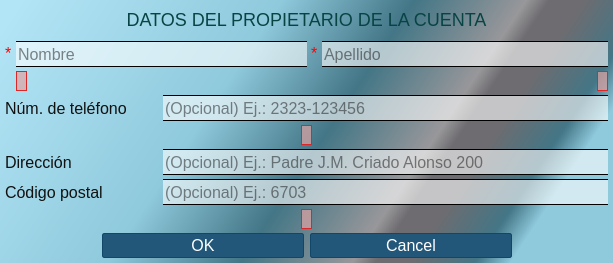
Qt form ui/debtorDataDialog.ui (Bruno-Heit/programa-forrajeria) before a commit.
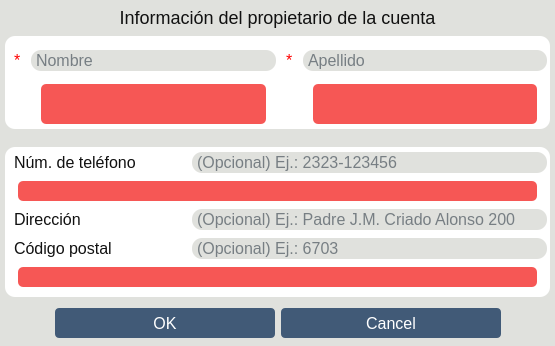
The same form after that commit.

Commit message: REDESIGNED DebtorDataDialog

The edit to the form file:
```diff
--- a/ui/debtorDataDialog.ui
+++ b/ui/debtorDataDialog.ui
@@ -6,14 +6,26 @@
    <rect>
     <x>0</x>
     <y>0</y>
-    <width>613</width>
-    <height>263</height>
+    <width>555</width>
+    <height>346</height>
    </rect>
   </property>
+  <property name="sizePolicy">
+   <sizepolicy hsizetype="Fixed" vsizetype="MinimumExpanding">
+    <horstretch>0</horstretch>
+    <verstretch>0</verstretch>
+   </sizepolicy>
+  </property>
   <property name="minimumSize">
    <size>
-    <width>613</width>
-    <height>263</height>
+    <width>555</width>
+    <height>320</height>
+   </size>
+  </property>
+  <property name="maximumSize">
+   <size>
+    <width>556</width>
+    <height>10000</height>
    </size>
   </property>
   <property name="windowTitle">
@@ -22,8 +34,8 @@
   <property name="styleSheet">
    <string notr="true">* {
 	color: #111;
-	border-color: #7f7e0b;
-	font-family: &quot;Tahoma&quot;, &quot;Verdana&quot;, &quot;Sans-Serif&quot;;
+	border-color: #0b7e7f;
+	font-family: &quot;Futura&quot;, &quot;Verdana&quot;, &quot;Sans-Serif&quot;;
 	font-size: 16px;
 }
 
@@ -34,26 +46,53 @@
 
 
 QDialog {
-	background-color: qlineargradient(spread:pad, x1:0, y1:0.124364, x2:1, y2:0.409182, stop:0 rgba(178, 229, 246, 255), stop:0.393082 rgba(143, 201, 220, 255), stop:0.59306 rgba(67, 118, 134, 255), stop:0.761006 rgba(152, 151, 154, 255), stop:0.795597 rgba(110, 108, 112, 255), stop:0.845912 rgba(110, 108, 112, 255), stop:0.946372 rgba(67, 118, 134, 255), stop:1 rgba(143, 201, 220, 255));
+	background-color: #e0e1dd;
 }
 
 
+#mandatory_data,
+#additional_data {
+	background-color: #fff;
+	border-radius: 10px;
+}
+
+
+#mandatory_data {
+	margin-bottom: 10px;
+}
+
+
+/* labels */
+QLabel {
+	padding-right: 2px;
+	padding-left: 2px;
+}
+
 #label_debtorName_feedback,
 #label_debtorSurname_feedback,
 #label_phoneNumber_feedback,
 #label_postalCode_feedback {
-	color: #dc2627;
-	border: 1px solid #dc2627;
-	background-color: rgba(224,164,164,0.7);
+	background-color: #F65755;
+	color: #fff;
+	border-radius: 5px;
+	margin: 0px 10px;
 }
 
+#label_debtor_header {
+	font-family: &quot;Arial&quot;, &quot;Calibri&quot;, &quot;Sans-Serif&quot;;
+	font-size: 18px;
+	font-weight: 600px;
+}
 
+
+/* lineedits */
 QLineEdit {
-	background-color: rgba(255, 255, 255, 0.6);
+	background-color: #e0e1dd;
+	color: #0d1b2a;
 	border: none;
-	border-top: 1px solid;
-	border-bottom: 1px solid;
-	height: 24px;
+	border-radius: 10px;
+	padding-left: 3px;
+	padding-right: 3px;
 }
 QLineEdit:focus {
 	background-color: rgba(176, 214, 245, 0.6);
@@ -66,19 +105,19 @@
 #lineEdit_direction:disabled,
 #lineEdit_phoneNumber:disabled,
 #lineEdit_postalCode:disabled {
-	background-color: rgba(204, 204, 204, 0.6);
-	color: #888;
+	background-color: #e0e1dd;
+	color: #0d1b2a;
 }
 
 
+/* pushbuttons */
 QPushButton {
-	font-size: 16px;
-	background-color: #22577a;
+	background-color: #415a77;
 	color: #fff;
-	border: 1px solid #12476a;
-	border-radius: 2px;
-	min-width: 200px;
-	min-height: 23px;
+	border: none;
+	border-radius: 4px;
+	width: 220px;
+	height: 30px;
 }
 QPushButton:hover,
 QPushButton:pressed {
@@ -99,7 +138,7 @@
     <number>5</number>
    </property>
    <property name="topMargin">
-    <number>10</number>
+    <number>0</number>
    </property>
    <property name="rightMargin">
     <number>5</number>
@@ -109,90 +148,108 @@
    </property>
    <item>
     <widget class="QFrame" name="debtor_data">
+     <property name="sizePolicy">
+      <sizepolicy hsizetype="MinimumExpanding" vsizetype="Fixed">
+       <horstretch>0</horstretch>
+       <verstretch>0</verstretch>
+      </sizepolicy>
+     </property>
+     <property name="minimumSize">
+      <size>
+       <width>0</width>
+       <height>281</height>
+      </size>
+     </property>
+     <property name="maximumSize">
+      <size>
+       <width>16777215</width>
+       <height>300</height>
+      </size>
+     </property>
      <property name="frameShape">
       <enum>QFrame::Shape::NoFrame</enum>
      </property>
      <property name="frameShadow">
       <enum>QFrame::Shadow::Raised</enum>
      </property>
-     <layout class="QGridLayout" name="debtor_data_GridLayout" columnstretch="0,1,1,0,2">
+     <layout class="QVBoxLayout" name="verticalLayout_2">
+      <property name="spacing">
+       <number>8</number>
+      </property>
       <property name="leftMargin">
        <number>0</number>
       </property>
       <property name="topMargin">
-       <number>0</number>
+       <number>5</number>
       </property>
       <property name="rightMargin">
        <number>0</number>
       </property>
       <property name="bottomMargin">
-       <number>0</number>
+       <number>5</number>
       </property>
-      <property name="spacing">
-       <number>4</number>
-      </property>
-      <item row="6" column="2" colspan="3">
-       <widget class="QLineEdit" name="lineEdit_direction">
-        <property name="toolTip">
-         <string notr="true">&lt;html&gt;&lt;head/&gt;&lt;body&gt;&lt;p&gt;&lt;span style=&quot; font-size:12pt;&quot;&gt;(Opcional) dirección del propietario.&lt;/span&gt;&lt;/p&gt;&lt;/body&gt;&lt;/html&gt;</string>
-        </property>
-        <property name="inputMask">
+      <item>
+       <widget class="QLabel" name="label_debtor_header">
+        <property name="sizePolicy">
+         <sizepolicy hsizetype="Preferred" vsizetype="Fixed">
+          <horstretch>0</horstretch>
+          <verstretch>0</verstretch>
+         </sizepolicy>
+        </property>
+        <property name="styleSheet">
          <string notr="true"/>
         </property>
         <property name="text">
-         <string notr="true"/>
+         <string notr="true">Información del propietario de la cuenta</string>
         </property>
-        <property name="placeholderText">
-         <string notr="true">(Opcional) Ej.: Padre J.M. Criado Alonso 200</string>
-        </property>
-        <property name="clearButtonEnabled">
-         <bool>true</bool>
-        </property>
-       </widget>
-      </item>
-      <item row="3" column="0" colspan="2">
-       <widget class="QLabel" name="label_phoneNumber">
-        <property name="text">
-         <string>Núm. de teléfono</string>
-        </property>
-       </widget>
-      </item>
-      <item row="7" column="2" colspan="3">
-       <widget class="QLineEdit" name="lineEdit_postalCode">
-        <property name="toolTip">
-         <string notr="true">&lt;html&gt;&lt;head/&gt;&lt;body&gt;&lt;p&gt;&lt;span style=&quot; font-size:12pt;&quot;&gt;(Opcional) código postal del propietario.&lt;/span&gt;&lt;/p&gt;&lt;p&gt;&lt;span style=&quot; font-size:12pt; font-weight:600; text-decoration: underline;&quot;&gt;NOTA:&lt;/span&gt;&lt;span style=&quot; font-size:12pt;&quot;&gt; por conveniencia sólo admite códigos postales de Argentina.&lt;/span&gt;&lt;/p&gt;&lt;/body&gt;&lt;/html&gt;</string>
-        </property>
-        <property name="inputMask">
-         <string notr="true"/>
-        </property>
-        <property name="text">
-         <string notr="true"/>
-        </property>
-        <property name="placeholderText">
-         <string notr="true">(Opcional) Ej.: 6703</string>
-        </property>
-        <property name="clearButtonEnabled">
-         <bool>true</bool>
-        </property>
-       </widget>
-      </item>
-      <item row="2" column="4" alignment="Qt::AlignmentFlag::AlignRight|Qt::AlignmentFlag::AlignTop">
-       <widget class="QLabel" name="label_debtorSurname_feedback">
-        <property name="text">
-         <string notr="true"/>
+        <property name="textFormat">
+         <enum>Qt::TextFormat::PlainText</enum>
         </property>
         <property name="alignment">
          <set>Qt::AlignmentFlag::AlignCenter</set>
         </property>
-        <property name="wordWrap">
-         <bool>false</bool>
-        </property>
         <property name="textInteractionFlags">
          <set>Qt::TextInteractionFlag::NoTextInteraction</set>
         </property>
        </widget>
       </item>
-      <item row="1" column="1" colspan="2">
+      <item>
+       <widget class="QWidget" name="mandatory_data" native="true">
+        <property name="sizePolicy">
+         <sizepolicy hsizetype="MinimumExpanding" vsizetype="Fixed">
+          <horstretch>0</horstretch>
+          <verstretch>0</verstretch>
+         </sizepolicy>
+        </property>
+        <property name="minimumSize">
+         <size>
+          <width>0</width>
+          <height>80</height>
+         </size>
+        </property>
+        <property name="maximumSize">
+         <size>
+          <width>10000</width>
+          <height>104</height>
+         </size>
+        </property>
+        <layout class="QGridLayout" name="gridLayout" rowstretch="0,0" columnstretch="0,1,0,1">
+         <property name="leftMargin">
+          <number>3</number>
+         </property>
+         <property name="topMargin">
+          <number>5</number>
+         </property>
+         <property name="rightMargin">
+          <number>3</number>
+         </property>
+         <property name="bottomMargin">
+          <number>5</number>
+         </property>
+         <property name="spacing">
+          <number>4</number>
+         </property>
+         <item row="0" column="1">
        <widget class="QLineEdit" name="lineEdit_debtorName">
         <property name="toolTip">
          <string notr="true">&lt;html&gt;&lt;head/&gt;&lt;body&gt;&lt;p&gt;&lt;span style=&quot; font-size:12pt;&quot;&gt;El nombre del propietario.&lt;/span&gt;&lt;/p&gt;&lt;/body&gt;&lt;/html&gt;</string>
@@ -211,81 +268,7 @@
         </property>
        </widget>
       </item>
-      <item row="4" column="0" colspan="5" alignment="Qt::AlignmentFlag::AlignHCenter|Qt::AlignmentFlag::AlignTop">
-       <widget class="QLabel" name="label_phoneNumber_feedback">
-        <property name="text">
-         <string notr="true"/>
-        </property>
-        <property name="alignment">
-         <set>Qt::AlignmentFlag::AlignCenter</set>
-        </property>
-        <property name="wordWrap">
-         <bool>false</bool>
-        </property>
-        <property name="textInteractionFlags">
-         <set>Qt::TextInteractionFlag::NoTextInteraction</set>
-        </property>
-       </widget>
-      </item>
-      <item row="1" column="3">
-       <widget class="QLabel" name="label_surnameMark">
-        <property name="toolTip">
-         <string notr="true"/>
-        </property>
-        <property name="text">
-         <string notr="true">&lt;html&gt;&lt;head/&gt;&lt;body&gt;&lt;p&gt;&lt;span style=&quot; color:#ff0000;&quot;&gt;*&lt;/span&gt;&lt;/p&gt;&lt;/body&gt;&lt;/html&gt;</string>
-        </property>
-       </widget>
-      </item>
-      <item row="7" column="0" colspan="2">
-       <widget class="QLabel" name="label_postalCode">
-        <property name="text">
-         <string>Código postal</string>
-        </property>
-       </widget>
-      </item>
-      <item row="0" column="0" colspan="5">
-       <widget class="QLabel" name="label_debtorInfo">
-        <property name="sizePolicy">
-         <sizepolicy hsizetype="Preferred" vsizetype="Fixed">
-          <horstretch>0</horstretch>
-          <verstretch>0</verstretch>
-         </sizepolicy>
-        </property>
-        <property name="styleSheet">
-         <string notr="true">font-size: 18px;
-color: rgb(8, 68, 68);
-margin-left: 30px;
-margin-right: 30px;
-margin-bottom: 7px;
-border-bottom: 1px solid;
-border-color: rgb(11, 126, 127);</string>
-        </property>
-        <property name="text">
-         <string notr="true">DATOS DEL PROPIETARIO DE LA CUENTA</string>
-        </property>
-        <property name="textFormat">
-         <enum>Qt::TextFormat::PlainText</enum>
-        </property>
-        <property name="alignment">
-         <set>Qt::AlignmentFlag::AlignCenter</set>
-        </property>
-        <property name="textInteractionFlags">
-         <set>Qt::TextInteractionFlag::NoTextInteraction</set>
-        </property>
-       </widget>
-      </item>
-      <item row="1" column="0">
-       <widget class="QLabel" name="label_nameMark">
-        <property name="toolTip">
-         <string notr="true"/>
-        </property>
-        <property name="text">
-         <string notr="true">&lt;html&gt;&lt;head/&gt;&lt;body&gt;&lt;p&gt;&lt;span style=&quot; color:#ff0000;&quot;&gt;*&lt;/span&gt;&lt;/p&gt;&lt;/body&gt;&lt;/html&gt;</string>
-        </property>
-       </widget>
-      </item>
-      <item row="1" column="4">
+         <item row="0" column="3">
        <widget class="QLineEdit" name="lineEdit_debtorSurname">
         <property name="toolTip">
          <string notr="true">&lt;html&gt;&lt;head/&gt;&lt;body&gt;&lt;p&gt;&lt;span style=&quot; font-size:12pt;&quot;&gt;El apellido del propietario.&lt;/span&gt;&lt;/p&gt;&lt;/body&gt;&lt;/html&gt;</string>
@@ -304,15 +287,86 @@
         </property>
        </widget>
       </item>
-      <item row="6" column="0" colspan="2">
-       <widget class="QLabel" name="label_direction">
+         <item row="0" column="0">
+          <widget class="QLabel" name="label_nameMark">
+           <property name="toolTip">
+            <string notr="true"/>
+           </property>
         <property name="text">
-         <string>Dirección</string>
+            <string notr="true">&lt;html&gt;&lt;head/&gt;&lt;body&gt;&lt;p&gt;&lt;span style=&quot; color:#ff0000;&quot;&gt;*&lt;/span&gt;&lt;/p&gt;&lt;/body&gt;&lt;/html&gt;</string>
         </property>
        </widget>
       </item>
-      <item row="2" column="1" colspan="2" alignment="Qt::AlignmentFlag::AlignLeft|Qt::AlignmentFlag::AlignTop">
+         <item row="0" column="2">
+          <widget class="QLabel" name="label_surnameMark">
+           <property name="toolTip">
+            <string notr="true"/>
+           </property>
+           <property name="text">
+            <string notr="true">&lt;html&gt;&lt;head/&gt;&lt;body&gt;&lt;p&gt;&lt;span style=&quot; color:#ff0000;&quot;&gt;*&lt;/span&gt;&lt;/p&gt;&lt;/body&gt;&lt;/html&gt;</string>
+           </property>
+          </widget>
+         </item>
+         <item row="1" column="3">
+          <widget class="QLabel" name="label_debtorSurname_feedback">
+           <property name="enabled">
+            <bool>true</bool>
+           </property>
+           <property name="sizePolicy">
+            <sizepolicy hsizetype="MinimumExpanding" vsizetype="Preferred">
+             <horstretch>0</horstretch>
+             <verstretch>0</verstretch>
+            </sizepolicy>
+           </property>
+           <property name="minimumSize">
+            <size>
+             <width>0</width>
+             <height>20</height>
+            </size>
+           </property>
+           <property name="maximumSize">
+            <size>
+             <width>16777215</width>
+             <height>40</height>
+            </size>
+           </property>
+           <property name="text">
+            <string notr="true"/>
+           </property>
+           <property name="alignment">
+            <set>Qt::AlignmentFlag::AlignCenter</set>
+           </property>
+           <property name="wordWrap">
+            <bool>true</bool>
+           </property>
+           <property name="textInteractionFlags">
+            <set>Qt::TextInteractionFlag::NoTextInteraction</set>
+           </property>
+          </widget>
+         </item>
+         <item row="1" column="1">
        <widget class="QLabel" name="label_debtorName_feedback">
+           <property name="enabled">
+            <bool>true</bool>
+           </property>
+           <property name="sizePolicy">
+            <sizepolicy hsizetype="MinimumExpanding" vsizetype="Preferred">
+             <horstretch>0</horstretch>
+             <verstretch>0</verstretch>
+            </sizepolicy>
+           </property>
+           <property name="minimumSize">
+            <size>
+             <width>0</width>
+             <height>20</height>
+            </size>
+           </property>
+           <property name="maximumSize">
+            <size>
+             <width>16777215</width>
+             <height>40</height>
+            </size>
+           </property>
         <property name="text">
          <string notr="true"/>
         </property>
@@ -323,14 +377,63 @@
          <set>Qt::AlignmentFlag::AlignCenter</set>
         </property>
         <property name="wordWrap">
-         <bool>false</bool>
+            <bool>true</bool>
         </property>
         <property name="textInteractionFlags">
          <set>Qt::TextInteractionFlag::NoTextInteraction</set>
         </property>
        </widget>
       </item>
-      <item row="3" column="2" colspan="3">
+        </layout>
+       </widget>
+      </item>
+      <item>
+       <widget class="QWidget" name="additional_data" native="true">
+        <property name="sizePolicy">
+         <sizepolicy hsizetype="Preferred" vsizetype="Fixed">
+          <horstretch>0</horstretch>
+          <verstretch>0</verstretch>
+         </sizepolicy>
+        </property>
+        <property name="minimumSize">
+         <size>
+          <width>0</width>
+          <height>150</height>
+         </size>
+        </property>
+        <property name="maximumSize">
+         <size>
+          <width>16777215</width>
+          <height>150</height>
+         </size>
+        </property>
+        <layout class="QGridLayout" name="gridLayout_2" columnstretch="1,2">
+         <property name="leftMargin">
+          <number>3</number>
+         </property>
+         <property name="topMargin">
+          <number>5</number>
+         </property>
+         <property name="rightMargin">
+          <number>3</number>
+         </property>
+         <property name="bottomMargin">
+          <number>5</number>
+         </property>
+         <property name="horizontalSpacing">
+          <number>6</number>
+         </property>
+         <property name="verticalSpacing">
+          <number>8</number>
+         </property>
+         <item row="0" column="0">
+          <widget class="QLabel" name="label_phoneNumber">
+           <property name="text">
+            <string>Núm. de teléfono</string>
+           </property>
+          </widget>
+         </item>
+         <item row="0" column="1">
        <widget class="QLineEdit" name="lineEdit_phoneNumber">
         <property name="toolTip">
          <string notr="true">&lt;html&gt;&lt;head/&gt;&lt;body&gt;&lt;p&gt;&lt;span style=&quot; font-size:12pt;&quot;&gt;(Opcional) número de teléfono del propietario.&lt;/span&gt;&lt;/p&gt;&lt;/body&gt;&lt;/html&gt;</string>
@@ -355,8 +458,69 @@
         </property>
        </widget>
       </item>
-      <item row="8" column="0" colspan="5" alignment="Qt::AlignmentFlag::AlignHCenter|Qt::AlignmentFlag::AlignTop">
+         <item row="2" column="0">
+          <widget class="QLabel" name="label_direction">
+           <property name="text">
+            <string>Dirección</string>
+           </property>
+          </widget>
+         </item>
+         <item row="2" column="1">
+          <widget class="QLineEdit" name="lineEdit_direction">
+           <property name="toolTip">
+            <string notr="true">&lt;html&gt;&lt;head/&gt;&lt;body&gt;&lt;p&gt;&lt;span style=&quot; font-size:12pt;&quot;&gt;(Opcional) dirección del propietario.&lt;/span&gt;&lt;/p&gt;&lt;/body&gt;&lt;/html&gt;</string>
+           </property>
+           <property name="inputMask">
+            <string notr="true"/>
+           </property>
+           <property name="text">
+            <string notr="true"/>
+           </property>
+           <property name="placeholderText">
+            <string notr="true">(Opcional) Ej.: Padre J.M. Criado Alonso 200</string>
+           </property>
+           <property name="clearButtonEnabled">
+            <bool>true</bool>
+           </property>
+          </widget>
+         </item>
+         <item row="3" column="0">
+          <widget class="QLabel" name="label_postalCode">
+           <property name="text">
+            <string>Código postal</string>
+           </property>
+          </widget>
+         </item>
+         <item row="3" column="1">
+          <widget class="QLineEdit" name="lineEdit_postalCode">
+           <property name="toolTip">
+            <string notr="true">&lt;html&gt;&lt;head/&gt;&lt;body&gt;&lt;p&gt;&lt;span style=&quot; font-size:12pt;&quot;&gt;(Opcional) código postal del propietario.&lt;/span&gt;&lt;/p&gt;&lt;p&gt;&lt;span style=&quot; font-size:12pt; font-weight:600; text-decoration: underline;&quot;&gt;NOTA:&lt;/span&gt;&lt;span style=&quot; font-size:12pt;&quot;&gt; por conveniencia sólo admite códigos postales de Argentina.&lt;/span&gt;&lt;/p&gt;&lt;/body&gt;&lt;/html&gt;</string>
+           </property>
+           <property name="inputMask">
+            <string notr="true"/>
+           </property>
+           <property name="text">
+            <string notr="true"/>
+           </property>
+           <property name="placeholderText">
+            <string notr="true">(Opcional) Ej.: 6703</string>
+           </property>
+           <property name="clearButtonEnabled">
+            <bool>true</bool>
+           </property>
+          </widget>
+         </item>
+         <item row="4" column="0" colspan="2">
        <widget class="QLabel" name="label_postalCode_feedback">
+           <property name="enabled">
+            <bool>true</bool>
+           </property>
+           <property name="maximumSize">
+            <size>
+             <width>16777215</width>
+             <height>20</height>
+            </size>
+           </property>
         <property name="text">
          <string notr="true"/>
         </property>
@@ -369,6 +533,34 @@
         <property name="textInteractionFlags">
          <set>Qt::TextInteractionFlag::NoTextInteraction</set>
         </property>
+          </widget>
+         </item>
+         <item row="1" column="0" colspan="2">
+          <widget class="QLabel" name="label_phoneNumber_feedback">
+           <property name="enabled">
+            <bool>true</bool>
+           </property>
+           <property name="maximumSize">
+            <size>
+             <width>16777215</width>
+             <height>20</height>
+            </size>
+           </property>
+           <property name="text">
+            <string notr="true"/>
+           </property>
+           <property name="alignment">
+            <set>Qt::AlignmentFlag::AlignCenter</set>
+           </property>
+           <property name="wordWrap">
+            <bool>false</bool>
+           </property>
+           <property name="textInteractionFlags">
+            <set>Qt::TextInteractionFlag::NoTextInteraction</set>
+           </property>
+          </widget>
+         </item>
+        </layout>
        </widget>
       </item>
      </layout>
```
Left out of the diff: 22 changed lines with no effect on the pictures. Lines whose indentation alone changed are shown as unchanged. The commit also changes 1 other file.
